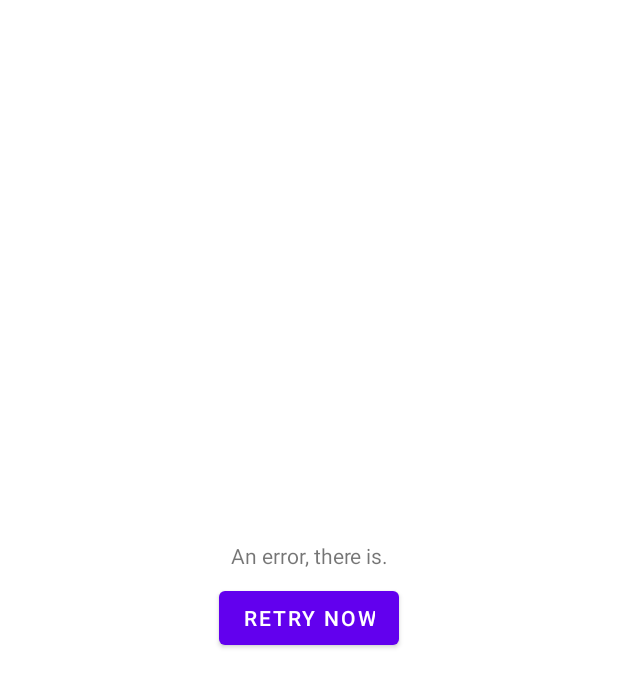
After one commit to ba87688/android-practice, an Android app: the layout search_news_fragment.xml on its own in the app's theme, with its tools: preview values and no code run, on a phone screen of 412 x 824 dp. The commit adds this screen. Shown: the top 687 px of the screen. Run offline under Robolectric (Android 15) with nearby library versions, the phone set to English and light mode, and no system bars.

Commit message:
updating layouts and adding fragments.

```diff
--- /dev/null
+++ b/app/src/main/res/layout/search_news_fragment.xml
@@ -0,0 +1,61 @@
+<?xml version="1.0" encoding="utf-8"?>
+<androidx.coordinatorlayout.widget.CoordinatorLayout xmlns:android="http://schemas.android.com/apk/res/android"
+    xmlns:tools="http://schemas.android.com/tools"
+    android:layout_width="match_parent"
+    android:layout_height="match_parent">
+
+    <androidx.swiperefreshlayout.widget.SwipeRefreshLayout
+        android:id="@+id/swipe_refresh_layout"
+        android:layout_width="match_parent"
+        android:layout_height="match_parent">
+
+        <RelativeLayout
+            android:layout_width="match_parent"
+            android:layout_height="match_parent">
+
+
+            <androidx.recyclerview.widget.RecyclerView
+                android:id="@+id/recycler_view_swipe_refresh"
+                android:layout_width="match_parent"
+                android:layout_height="match_parent" />
+
+            <TextView
+                android:id="@+id/error_textview"
+                android:layout_width="match_parent"
+                android:layout_height="wrap_content"
+                android:layout_above="@+id/retry_button"
+                android:layout_marginBottom="8dp"
+                android:gravity="center_horizontal"
+                android:visibility="gone"
+                tools:text="An error, there is."
+                tools:visibility="visible" />
+
+            <Button
+                android:id="@+id/retry_button"
+                android:layout_width="wrap_content"
+                android:layout_height="wrap_content"
+                android:layout_centerInParent="true"
+                android:text="@string/retry_now"
+                android:visibility="gone"
+                tools:visibility="visible" />
+
+                <TextView
+                    android:layout_width="wrap_content"
+                    android:layout_height="wrap_content"
+                    android:id="@+id/no_results_textview"
+                    android:text="@string/no_results_found"
+                    tools:visibility="visible"
+                    android:visibility="gone"
+                    android:layout_centerInParent="true"/>
+            <TextView
+                android:layout_width="wrap_content"
+                android:layout_height="wrap_content"
+                android:id="@+id/instructions_textview"
+                android:layout_centerInParent="true"
+                android:text="@string/search_for_news"/>
+
+        </RelativeLayout>
+
+    </androidx.swiperefreshlayout.widget.SwipeRefreshLayout>
+
+</androidx.coordinatorlayout.widget.CoordinatorLayout>
--- a/app/src/main/res/values/strings.xml
+++ b/app/src/main/res/values/strings.xml
@@ -1,4 +1,10 @@
 <resources>
     <string name="app_name">Ukrainian News</string>
     <string name="retry_now">Retry now</string>
+    <string name="search_for_news">Search for news...</string>
+    <string name="no_results_found">No results found.</string>
+    <string name="there_are_no_bookmarks">There are no bookmarks</string>
+    <string name="search">Search</string>
+    <string name="home">Home</string>
+    <string name="bookmarks">Bookmarks</string>
 </resources>
```
Also changed, not shown: app/build.gradle (+11 -1 lines), app/src/main/java/com/example/ukrainiannews/features/bookmarking/BookmarksFragment.kt (added, +7 -0 lines), app/src/main/java/com/example/ukrainiannews/features/breakingnews/BreakingNewsFragment.kt (added, +7 -0 lines), app/src/main/java/com/example/ukrainiannews/features/newssearch/SearchNewsFragment.kt (added, +7 -0 lines), app/src/main/res/drawable/ic_baseline_home_24.xml (added, +10 -0 lines), app/src/main/res/drawable/ic_bookmark.xml (added, +10 -0 lines), app/src/main/res/drawable/search_draw.xml (added, +10 -0 lines), app/src/main/res/layout/activity_main.xml (+13 -2 lines), app/src/main/res/layout/bookmark_fragment.xml (added, +21 -0 lines), app/src/main/res/menu/menu_nav.xml (added, +15 -0 lines), app/src/main/res/menu/nav_menu.xml (added, +8 -0 lines).
